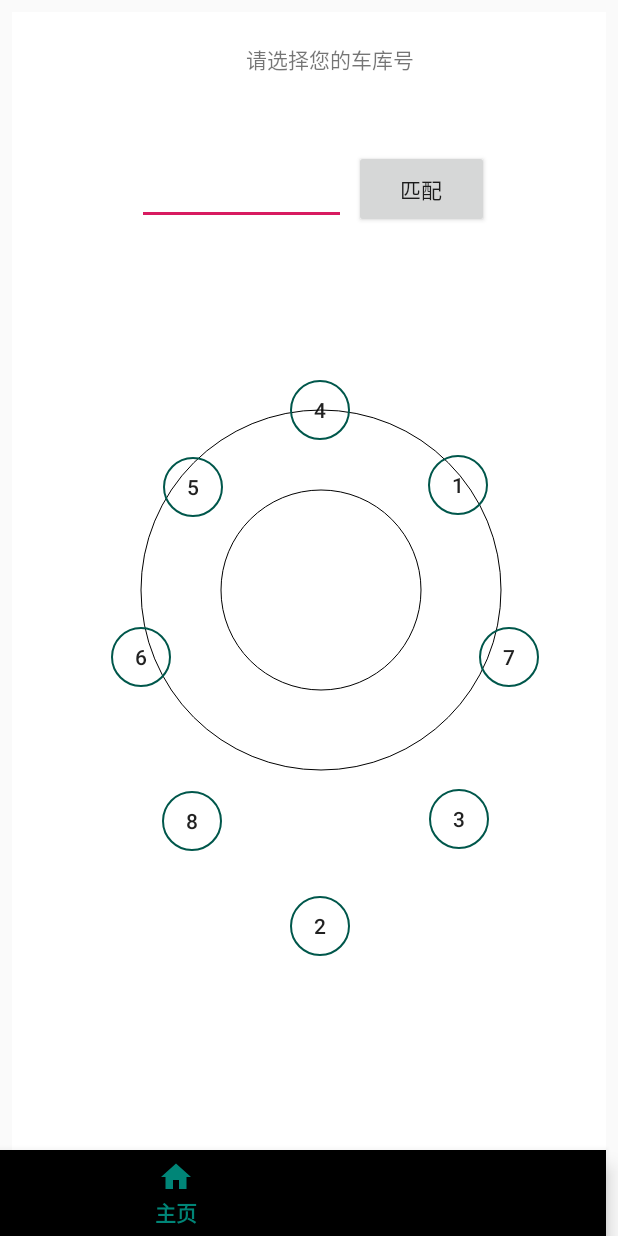
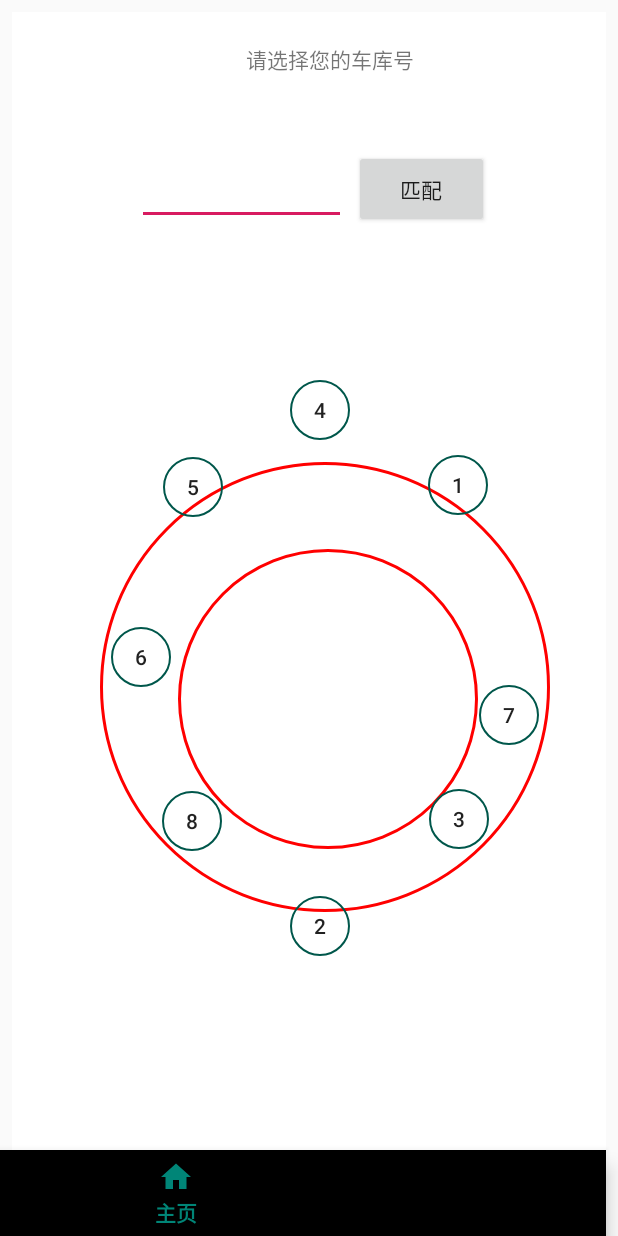
Before and after one commit to Yatogaii/GarageApplication, an Android app: the HomeFragment screen opened directly, with no data from a screen before it, on a phone screen of 412 x 824 dp. Run offline under Robolectric (Android 15) with nearby library versions, the phone set to English and light mode, and no system bars.

Commit message:
5.18 night

```diff
--- /dev/null
+++ b/app/src/main/res/drawable/m_ring.xml
@@ -0,0 +1,11 @@
+<?xml version="1.0" encoding="utf-8"?>
+<shape xmlns:android="http://schemas.android.com/apk/res/android"
+    android:shape="oval"
+    android:useLevel="false">
+    <stroke
+        android:width="2dp"
+        android:color="#ff0000" />
+    <size
+        android:width="20dp"
+        android:height="20dp" />
+</shape>
--- a/app/src/main/res/layout/activity_login.xml
+++ b/app/src/main/res/layout/activity_login.xml
@@ -59,6 +59,7 @@
         android:layout_height="46dp"
         android:layout_marginEnd="68dp"
         android:layout_marginBottom="288dp"
+        android:inputType="numberPassword"
         android:ems="10"
         app:layout_constraintBottom_toBottomOf="parent"
         app:layout_constraintEnd_toEndOf="parent" />
--- a/app/src/main/res/layout/fragment_home.xml
+++ b/app/src/main/res/layout/fragment_home.xml
@@ -14,7 +14,7 @@
         android:layout_marginTop="8dp"
         android:layout_marginEnd="8dp"
         android:layout_marginBottom="8dp"
-        android:inputType="none"
+        android:inputType="number"
         app:layout_constraintBottom_toBottomOf="parent"
         app:layout_constraintEnd_toEndOf="parent"
         app:layout_constraintHorizontal_bias="0.314"
@@ -120,17 +120,16 @@
         android:layout_width="40dp"
         android:layout_height="40dp"
         android:layout_marginStart="8dp"
-        android:layout_marginTop="8dp"
         android:layout_marginEnd="8dp"
         android:layout_marginBottom="8dp"
         android:background="@drawable/btn_shape"
         android:text="7"
         android:theme="@style/RippleWhite"
-        app:layout_constraintBottom_toBottomOf="parent"
+        app:layout_constraintBottom_toBottomOf="@+id/secondBtn"
         app:layout_constraintEnd_toEndOf="parent"
         app:layout_constraintHorizontal_bias="0.893"
         app:layout_constraintStart_toStartOf="parent"
-        app:layout_constraintTop_toTopOf="parent"
+        app:layout_constraintTop_toTopOf="@+id/view"
         app:layout_constraintVertical_bias="0.529" />
 
     <Button
@@ -167,18 +166,50 @@
         app:layout_constraintTop_toTopOf="parent"
         app:layout_constraintVertical_bias="0.016" />
 
-    <android.my.garage.src.CirclrView
-        android:id="@+id/circlrView"
-        android:layout_width="wrap_content"
-        android:layout_height="wrap_content"
-        android:layout_centerInParent="true"
+    <View
+        android:id="@+id/view"
+        android:layout_width="300dp"
+        android:layout_height="300dp"
+        android:layout_marginStart="8dp"
         android:layout_marginTop="8dp"
+        android:layout_marginEnd="8dp"
         android:layout_marginBottom="8dp"
+        android:background="@drawable/m_ring"
         app:layout_constraintBottom_toBottomOf="parent"
         app:layout_constraintEnd_toEndOf="parent"
-        app:layout_constraintHorizontal_bias="0.5"
+        app:layout_constraintHorizontal_bias="0.632"
         app:layout_constraintStart_toStartOf="parent"
-        app:layout_constraintTop_toTopOf="parent" />
+        app:layout_constraintTop_toTopOf="parent"
+        app:layout_constraintVertical_bias="0.584" />
+
+    <!--<android.my.garage.src.CirclrView-->
+        <!--android:id="@+id/circlrView"-->
+        <!--android:layout_width="wrap_content"-->
+        <!--android:layout_height="wrap_content"-->
+        <!--android:layout_centerInParent="true"-->
+        <!--android:layout_marginTop="8dp"-->
+        <!--android:layout_marginBottom="8dp"-->
+        <!--app:layout_constraintBottom_toBottomOf="parent"-->
+        <!--app:layout_constraintEnd_toEndOf="parent"-->
+        <!--app:layout_constraintHorizontal_bias="0.5"-->
+        <!--app:layout_constraintStart_toStartOf="parent"-->
+        <!--app:layout_constraintTop_toTopOf="parent" />-->
+
+    <View
+        android:id="@+id/view2"
+        android:layout_width="200dp"
+        android:layout_height="200dp"
+        android:layout_marginStart="8dp"
+        android:layout_marginTop="8dp"
+        android:layout_marginEnd="8dp"
+        android:layout_marginBottom="8dp"
+        android:background="@drawable/m_ring"
+        app:layout_constraintBottom_toBottomOf="parent"
+        app:layout_constraintEnd_toEndOf="parent"
+        app:layout_constraintHorizontal_bias="0.571"
+        app:layout_constraintStart_toStartOf="parent"
+        app:layout_constraintTop_toTopOf="parent"
+        app:layout_constraintVertical_bias="0.583" />
 
     <Button
         android:id="@+id/changeNumberBtn"
@@ -192,7 +223,7 @@
         app:layout_constraintBottom_toBottomOf="parent"
         app:layout_constraintEnd_toEndOf="parent"
         app:layout_constraintHorizontal_bias="0.758"
-        app:layout_constraintStart_toStartOf="@+id/circlrView"
+        app:layout_constraintStart_toStartOf="parent"
         app:layout_constraintTop_toTopOf="parent"
         app:layout_constraintVertical_bias="0.112" />
 
```
